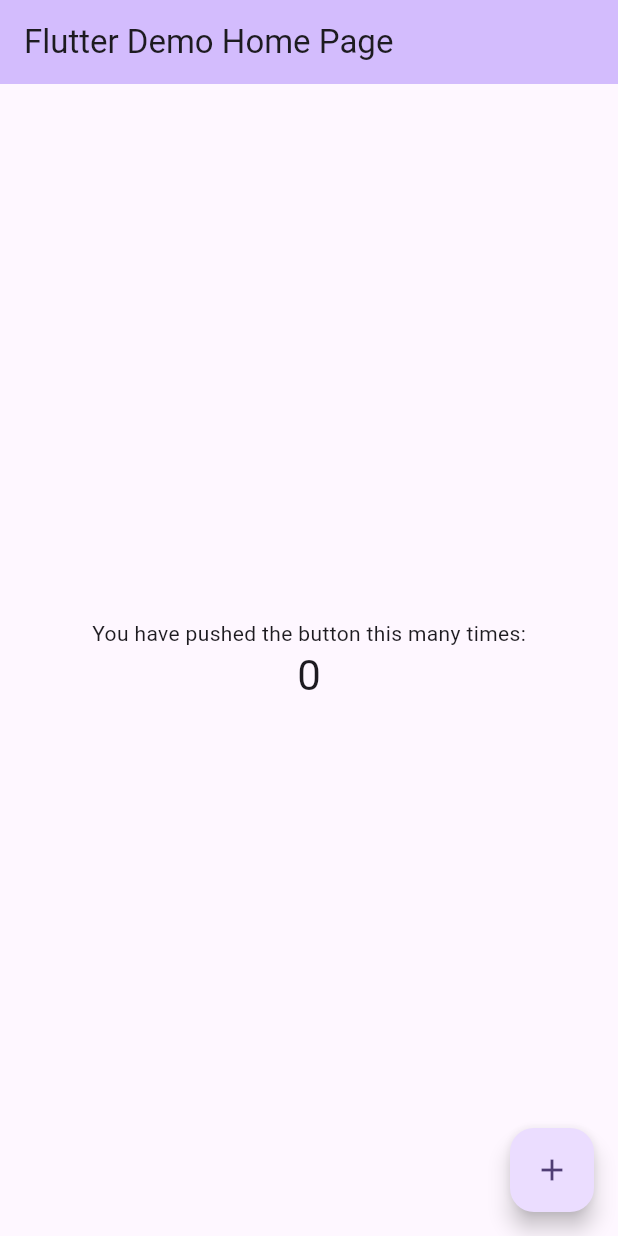
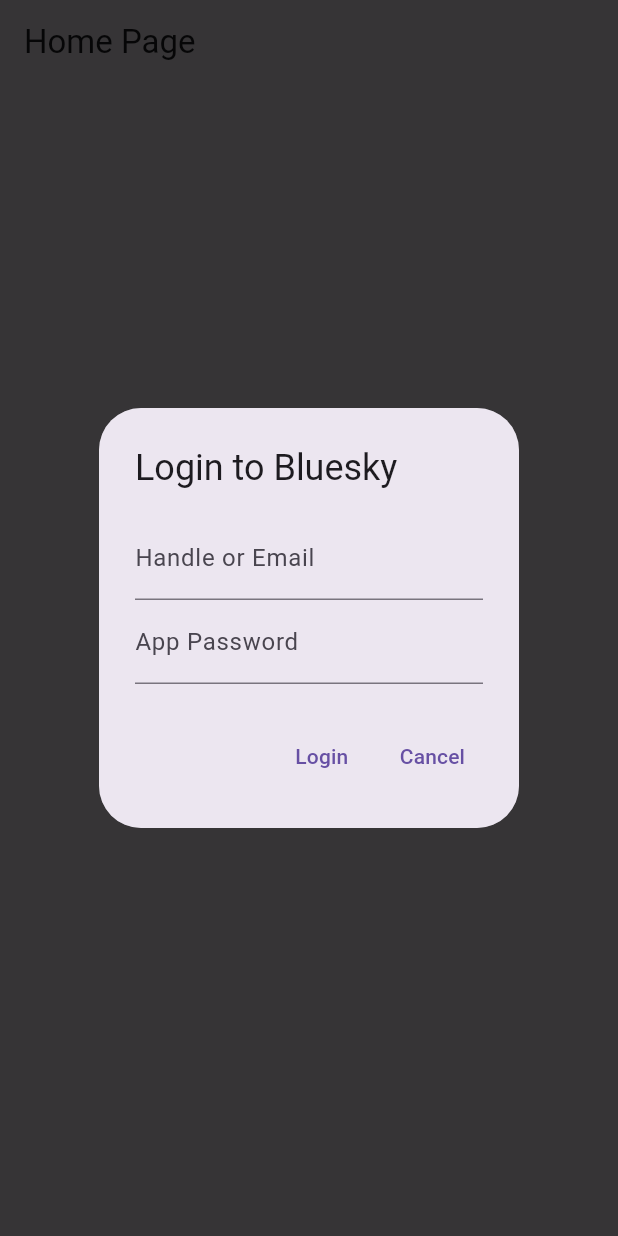
Before and after one commit to aoisensi/tastysoda, a Flutter app: the screen it shows after launch, on a phone screen of 412 x 824 dp. Run offline on Flutter 3.47's test engine with Material 3 defaults, Android fonts, the phone set to English and light mode, and no system bars; our stand-ins replace flutter_hooks, flutter_riverpod, freezed_annotation, hooks_riverpod, shared_preferences.

Commit message:
✨ はじめの一歩

```diff
--- a/analysis_options.yaml
+++ b/analysis_options.yaml
@@ -24,7 +24,9 @@
   # avoid_print: false  # Uncomment to disable the `avoid_print` rule
     prefer_single_quotes: true  # Uncomment to enable the `prefer_single_quotes` rule
     prefer_relative_imports: true  # Uncomment to enable the `prefer_relative_imports` rule
-
+    prefer_const_constructors_in_immutables: true  # Uncomment to enable the `prefer_const_constructors_in_immutables` rule
+    prefer_const_constructors: true  # Uncomment to enable the `prefer_const_constructors` rule
+    prefer_const_literals_to_create_immutables: true  # Uncomment to enable the `prefer_const_literals_to_create_immutables` rule
 
 # Additional information about this file can be found at
 # https://dart.dev/guides/language/analysis-options
--- /dev/null
+++ b/lib/bluesky/entity/bluesky_password_credentials.dart
@@ -0,0 +1,15 @@
+import 'package:freezed_annotation/freezed_annotation.dart';
+
+part 'bluesky_password_credentials.freezed.dart';
+part 'bluesky_password_credentials.g.dart';
+
+@freezed
+abstract class BlueskyPasswordCredentials with _$BlueskyPasswordCredentials {
+  const factory BlueskyPasswordCredentials({
+    required String identifier,
+    required String password,
+  }) = _BlueskyPasswordCredentials;
+
+  factory BlueskyPasswordCredentials.fromJson(Map<String, dynamic> json) =>
+      _$BlueskyPasswordCredentialsFromJson(json);
+}
--- /dev/null
+++ b/lib/bluesky/entity/bluesky_session.dart
@@ -0,0 +1,17 @@
+import 'package:freezed_annotation/freezed_annotation.dart';
+
+part 'bluesky_session.freezed.dart';
+part 'bluesky_session.g.dart';
+
+@freezed
+abstract class BlueskySession with _$BlueskySession {
+  const factory BlueskySession({
+    required String handle,
+    required String did,
+    required String accessJwt,
+    required String refreshJwt,
+  }) = _BlueskySession;
+
+  factory BlueskySession.fromJson(Map<String, dynamic> json) =>
+      _$BlueskySessionFromJson(json);
+}
--- /dev/null
+++ b/lib/bluesky/pod/bluesky_cache_actor_profile.dart
@@ -0,0 +1,28 @@
+import 'dart:async';
+
+import 'package:flutter_riverpod/flutter_riverpod.dart';
+
+import 'bluesky_pod.dart';
+
+final blueskyProfilePod =
+    AsyncNotifierProvider.family<BlueskyProfileNotifier, String, String>(
+      BlueskyProfileNotifier.new,
+      dependencies: [blueskyRepoPod],
+    );
+
+class BlueskyProfileNotifier extends FamilyAsyncNotifier<String, String> {
+  @override
+  FutureOr<String> build(String arg) async {
+    final profile = ref.watch(blueskyCacheProfileProvider(arg));
+    if (profile != null) {
+      return profile;
+    }
+    final bluesky = await ref.watch(blueskyRepoPod.future);
+    await bluesky.actor.getProfile(arg);
+    return future;
+  }
+}
+
+final blueskyCacheProfileProvider = StateProvider.family<String?, String>(
+  (ref, arg) => null,
+);
--- /dev/null
+++ b/lib/bluesky/widget/dialog/bluesky_login_dialog.dart
@@ -0,0 +1,68 @@
+import 'package:flutter/material.dart';
+import 'package:flutter_hooks/flutter_hooks.dart';
+import 'package:hooks_riverpod/hooks_riverpod.dart';
+
+import '../../../core/pod/prefs/prefs_bluesky_pod.dart';
+import '../../entity/bluesky_password_credentials.dart';
+
+class BlueskyLoginDialog extends HookConsumerWidget {
+  const BlueskyLoginDialog({super.key});
+
+  @override
+  Widget build(BuildContext context, WidgetRef ref) {
+    final handle = useState('');
+    final password = useState('');
+
+    return AlertDialog(
+      title: const Text('Login to Bluesky'),
+      content: Column(
+        mainAxisSize: MainAxisSize.min,
+        children: [
+          TextField(
+            decoration: const InputDecoration(labelText: 'Handle or Email'),
+            onChanged: (value) => handle.value = value,
+          ),
+          TextField(
+            decoration: const InputDecoration(labelText: 'App Password'),
+            obscureText: true,
+            onChanged: (value) => password.value = value,
+          ),
+        ],
+      ),
+      actions: [
+        TextButton(
+          onPressed: () async {
+            if (handle.value.isEmpty || password.value.isEmpty) {
+              ScaffoldMessenger.of(context).showSnackBar(
+                const SnackBar(content: Text('Please fill in all fields')),
+              );
+              return;
+            }
+            await _loginWithPassword(ref, handle.value, password.value);
+            if (!context.mounted) return;
+            Navigator.of(context).pop();
+          },
+          child: const Text('Login'),
+        ),
+        TextButton(
+          onPressed: () {
+            Navigator.of(context).pop();
+          },
+          child: const Text('Cancel'),
+        ),
+      ],
+    );
+  }
+
+  Future<void> _loginWithPassword(
+    WidgetRef ref,
+    String handle,
+    String password,
+  ) async {
+    final credentials = BlueskyPasswordCredentials(
+      identifier: handle,
+      password: password,
+    );
+    ref.read(blueskyCredentialsPasswordPod.notifier).add(credentials);
+  }
+}
--- /dev/null
+++ b/lib/core/widget/app.dart
@@ -0,0 +1,17 @@
+import 'package:flutter/material.dart';
+import 'package:flutter_riverpod/flutter_riverpod.dart';
+
+import 'page/home_page.dart';
+
+class App extends ConsumerWidget {
+  const App({super.key});
+
+  @override
+  Widget build(BuildContext context, WidgetRef ref) {
+    return MaterialApp(
+      title: 'Flutter Demo',
+      theme: ThemeData(primarySwatch: Colors.blue),
+      home: const HomePage(),
+    );
+  }
+}
--- /dev/null
+++ b/lib/core/widget/page/home_page.dart
@@ -0,0 +1,56 @@
+import 'package:flutter/material.dart';
+import 'package:hooks_riverpod/hooks_riverpod.dart';
+
+import '../../../bluesky/pod/bluesky_cache_actor_profile.dart';
+import '../../../bluesky/pod/bluesky_pod.dart';
+import '../../../bluesky/widget/dialog/bluesky_login_dialog.dart';
+import '../../pod/prefs/prefs_bluesky_pod.dart';
+
+final isNoLoginAccountPod = Provider((ref) {
+  return ref.watch(blueskyCredentialsPasswordPod).isEmpty;
+});
+
+class HomePage extends ConsumerWidget {
+  const HomePage({super.key});
+
+  @override
+  Widget build(BuildContext context, WidgetRef ref) {
+    final isNoLoginAccount = ref.watch(isNoLoginAccountPod);
+    WidgetsBinding.instance.addPostFrameCallback((_) {
+      if (!isNoLoginAccount) return;
+      showDialog(
+        context: context,
+        builder: (context) {
+          return const BlueskyLoginDialog();
+        },
+      );
+    });
+    final dids = ref.watch(blueskyDidsPod);
+    return Scaffold(
+      appBar: AppBar(title: const Text('Home Page')),
+      body: Center(
+        child: ListView.builder(
+          itemCount: dids.valueOrNull?.length ?? 0,
+          itemBuilder: (_, index) {
+            final did = dids.value![index];
+            return ProviderScope(
+              overrides: [blueskyDidPod.overrideWithValue(did)],
+              child: Consumer(
+                builder: (context, ref, child) {
+                  final value = ref.watch(blueskyProfilePod(did));
+                  return ListTile(
+                    title: value.when(
+                      data: (data) => Text(data),
+                      error: (error, st) => Text(error.toString()),
+                      loading: () => const Text('loading'),
+                    ),
+                  );
+                },
+              ),
+            );
+          },
+        ),
+      ),
+    );
+  }
+}
--- a/lib/main.dart
+++ b/lib/main.dart
@@ -1,122 +1,22 @@
 import 'package:flutter/material.dart';
+import 'package:flutter_riverpod/flutter_riverpod.dart';
+import 'package:shared_preferences/shared_preferences.dart';
 
-void main() {
-  runApp(const MyApp());
+import 'core/pod/prefs/prefs_pod.dart';
+import 'core/widget/app.dart';
+
+void main() async {
+  FlutterError.onError = (FlutterErrorDetails details) {
+    FlutterError.presentError(details); // コンソールにも出す
+    debugPrint('⚠️ FlutterError: ${details.exception}');
+    debugPrintStack(stackTrace: details.stack);
+  };
+
+  final sp = await SharedPreferences.getInstance();
+  runApp(
+    ProviderScope(
+      overrides: [prefsPod.overrideWithValue(sp)],
+      child: const App(),
+    ),
+  );
 }
-
-class MyApp extends StatelessWidget {
-  const MyApp({super.key});
-
-  // This widget is the root of your application.
-  @override
-  Widget build(BuildContext context) {
-    return MaterialApp(
-      title: 'Flutter Demo',
-      theme: ThemeData(
-        // This is the theme of your application.
-        //
-        // TRY THIS: Try running your application with "flutter run". You'll see
-        // the application has a purple toolbar. Then, without quitting the app,
-        // try changing the seedColor in the colorScheme below to Colors.green
-        // and then invoke "hot reload" (save your changes or press the "hot
-        // reload" button in a Flutter-supported IDE, or press "r" if you used
-        // the command line to start the app).
-        //
-        // Notice that the counter didn't reset back to zero; the application
-        // state is not lost during the reload. To reset the state, use hot
-        // restart instead.
-        //
-        // This works for code too, not just values: Most code changes can be
-        // tested with just a hot reload.
-        colorScheme: ColorScheme.fromSeed(seedColor: Colors.deepPurple),
-      ),
-      home: const MyHomePage(title: 'Flutter Demo Home Page'),
-    );
-  }
-}
-
-class MyHomePage extends StatefulWidget {
-  const MyHomePage({super.key, required this.title});
-
-  // This widget is the home page of your application. It is stateful, meaning
-  // that it has a State object (defined below) that contains fields that affect
-  // how it looks.
-
-  // This class is the configuration for the state. It holds the values (in this
-  // case the title) provided by the parent (in this case the App widget) and
-  // used by the build method of the State. Fields in a Widget subclass are
-  // always marked "final".
-
-  final String title;
-
-  @override
-  State<MyHomePage> createState() => _MyHomePageState();
-}
-
-class _MyHomePageState extends State<MyHomePage> {
-  int _counter = 0;
-
-  void _incrementCounter() {
-    setState(() {
-      // This call to setState tells the Flutter framework that something has
-      // changed in this State, which causes it to rerun the build method below
-      // so that the display can reflect the updated values. If we changed
-      // _counter without calling setState(), then the build method would not be
-      // called again, and so nothing would appear to happen.
-      _counter++;
-    });
-  }
-
-  @override
-  Widget build(BuildContext context) {
-    // This method is rerun every time setState is called, for instance as done
-    // by the _incrementCounter method above.
-    //
-    // The Flutter framework has been optimized to make rerunning build methods
-    // fast, so that you can just rebuild anything that needs updating rather
-    // than having to individually change instances of widgets.
-    return Scaffold(
-      appBar: AppBar(
-        // TRY THIS: Try changing the color here to a specific color (to
-        // Colors.amber, perhaps?) and trigger a hot reload to see the AppBar
-        // change color while the other colors stay the same.
-        backgroundColor: Theme.of(context).colorScheme.inversePrimary,
-        // Here we take the value from the MyHomePage object that was created by
-        // the App.build method, and use it to set our appbar title.
-        title: Text(widget.title),
-      ),
-      body: Center(
-        // Center is a layout widget. It takes a single child and positions it
-        // in the middle of the parent.
-        child: Column(
-          // Column is also a layout widget. It takes a list of children and
-          // arranges them vertically. By default, it sizes itself to fit its
-          // children horizontally, and tries to be as tall as its parent.
-          //
-          // Column has various properties to control how it sizes itself and
-          // how it positions its children. Here we use mainAxisAlignment to
-          // center the children vertically; the main axis here is the vertical
-          // axis because Columns are vertical (the cross axis would be
-          // horizontal).
-          //
-          // TRY THIS: Invoke "debug painting" (choose the "Toggle Debug Paint"
-          // action in the IDE, or press "p" in the console), to see the
-          // wireframe for each widget.
-          mainAxisAlignment: MainAxisAlignment.center,
-          children: <Widget>[
-            const Text('You have pushed the button this many times:'),
-            Text(
-              '$_counter',
-              style: Theme.of(context).textTheme.headlineMedium,
-            ),
-          ],
-        ),
-      ),
-      floatingActionButton: FloatingActionButton(
-        onPressed: _incrementCounter,
-        tooltip: 'Increment',
-        child: const Icon(Icons.add),
-      ), // This trailing comma makes auto-formatting nicer for build methods.
-    );
-  }
-}
```
Also changed, not shown: lib/bluesky/pod/bluesky_auth_password_pod.dart (added, +49 -0 lines), lib/bluesky/pod/bluesky_pod.dart (added, +46 -0 lines), lib/bluesky/repo/atproto/atproto_base_repo.dart (added, +58 -0 lines), lib/bluesky/repo/atproto/atproto_repo.dart (added, +16 -0 lines), lib/bluesky/repo/atproto/atproto_server_repo.dart (added, +24 -0 lines), lib/bluesky/repo/bluesky/bluesky_actor_repo.dart (added, +15 -0 lines), lib/bluesky/repo/bluesky/bluesky_repo.dart (added, +16 -0 lines), lib/core/pod/prefs/prefs_bluesky_pod.dart (added, +33 -0 lines), lib/core/pod/prefs/prefs_pod.dart (added, +76 -0 lines), pubspec.yaml (+13 -16 lines), lib/bluesky/entity/bluesky_password_credentials.freezed.dart (added), lib/bluesky/entity/bluesky_password_credentials.g.dart (added), lib/bluesky/entity/bluesky_session.freezed.dart (added), lib/bluesky/entity/bluesky_session.g.dart (added), 1 more files, 1 other file.
